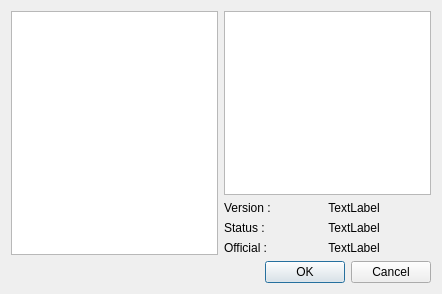
Above: gui/newactiondialog.ui from Jmgr/actiona before the change. Below: the same form after it.
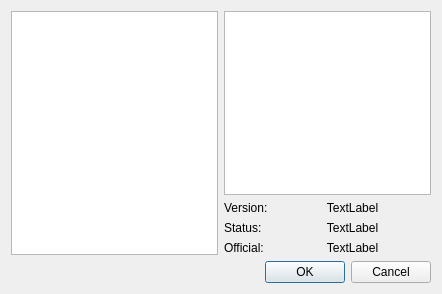
That is the form after the change. Custom widgets are drawn as their Qt base class.

Diff of the .ui file:
```diff
--- a/gui/newactiondialog.ui
+++ b/gui/newactiondialog.ui
@@ -67,21 +67,21 @@
          <item row="0" column="0">
           <widget class="QLabel" name="label">
            <property name="text">
-            <string>Version :</string>
+            <string>Version:</string>
            </property>
           </widget>
          </item>
          <item row="1" column="0">
           <widget class="QLabel" name="label_2">
            <property name="text">
-            <string>Status :</string>
+            <string>Status:</string>
            </property>
           </widget>
          </item>
          <item row="2" column="0">
           <widget class="QLabel" name="label_3">
            <property name="text">
-            <string>Official :</string>
+            <string>Official:</string>
            </property>
           </widget>
          </item>
```
Left out of the diff: 7 changed lines with no effect on the pictures.
